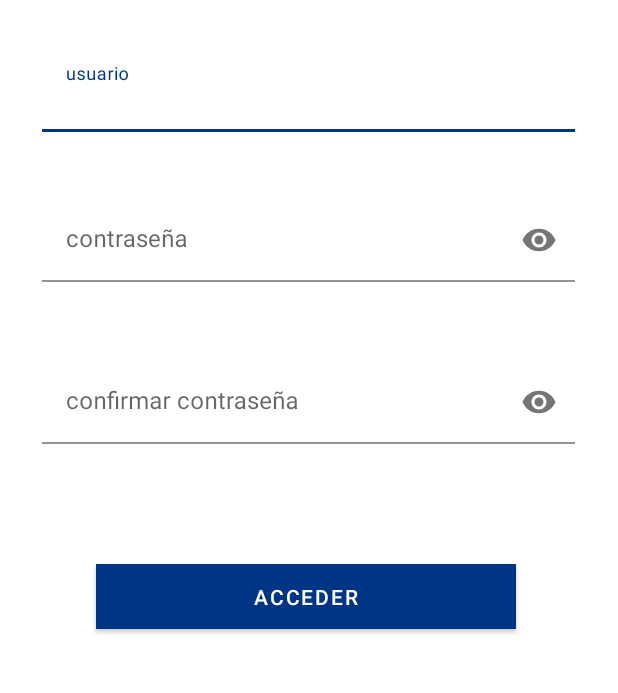
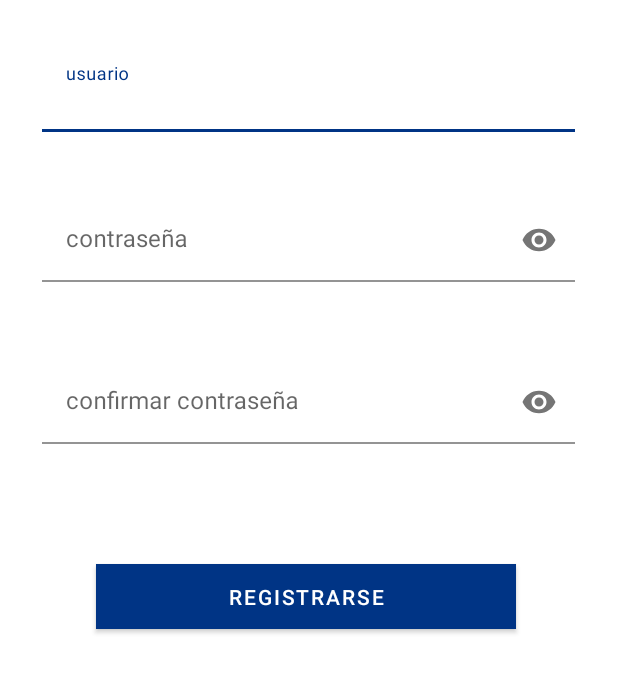
Before and after one commit to Sjeffmichael/Control_de_servicios_Oficina_de_medios_audiovisuales, an Android app: the screen it shows after launch (RegistrarseActivity), after a tap on "Registrarse", on a phone screen of 412 x 824 dp, the part 368-1061 px from its top. Run offline under Robolectric (Android 15) with nearby library versions, the light colour scheme and no system bars.

Commit message:
commit para cambiar el color del textView registrarse y componer el boton registrarse

```diff
--- a/app/src/main/java/com/example/controldeservicios_oficinademediosaudiovisuales/LoginActivity.kt
+++ b/app/src/main/java/com/example/controldeservicios_oficinademediosaudiovisuales/LoginActivity.kt
@@ -17,4 +17,11 @@ class LoginActivity : AppCompatActivity() {
         }
 
     }
+    //Cambiar color a negro del textView Registrarse cada que se abre el activity
+    override fun onStart() {
+        super.onStart()
+        val textView_registrarse: TextView = findViewById(R.id.textView_registrarse)
+        textView_registrarse.setTextColor(Color.parseColor("#000000"))
+    }
+
 }
--- a/app/src/main/java/com/example/controldeservicios_oficinademediosaudiovisuales/RegistrarseActivity.kt
+++ b/app/src/main/java/com/example/controldeservicios_oficinademediosaudiovisuales/RegistrarseActivity.kt
@@ -1,11 +1,14 @@
 package com.example.controldeservicios_oficinademediosaudiovisuales
 
+import android.graphics.Color
 import androidx.appcompat.app.AppCompatActivity
 import android.os.Bundle
+import android.widget.TextView
 
 class RegistrarseActivity : AppCompatActivity() {
     override fun onCreate(savedInstanceState: Bundle?) {
         super.onCreate(savedInstanceState)
         setContentView(R.layout.activity_registrarse)
+
     }
 }
--- a/app/src/main/res/layout/activity_registrarse.xml
+++ b/app/src/main/res/layout/activity_registrarse.xml
@@ -70,13 +70,13 @@
     </com.google.android.material.textfield.TextInputLayout>
 
     <Button
-        android:id="@+id/button2"
+        android:id="@+id/button_registrarse"
         android:layout_width="280dp"
         android:layout_height="43dp"
         android:layout_marginStart="64dp"
         android:layout_marginTop="80dp"
         android:background="#000000"
-        android:text="@string/button_acceder"
+        android:text="@string/button_registrarse"
         android:textColor="#FFFFFF"
         app:backgroundTint="@color/azul_uni"
         app:layout_constraintStart_toStartOf="parent"
--- a/app/src/main/res/values/strings.xml
+++ b/app/src/main/res/values/strings.xml
@@ -10,7 +10,8 @@
     <string name="imageView_Logo">Logo</string>
     <string name="textInput_usuario">usuario</string>
     <string name="textInput_contrasena">contraseña</string>
-    <string name="button_acceder">acceder</string>
+    <string name="button_acceder">Acceder</string>
     <string name="textview_registrarse">Registrarse</string>
     <string name="textInput_contrasena_confirmar">confirmar contraseña</string>
+    <string name="button_registrarse">Registrarse</string>
 </resources>
```
